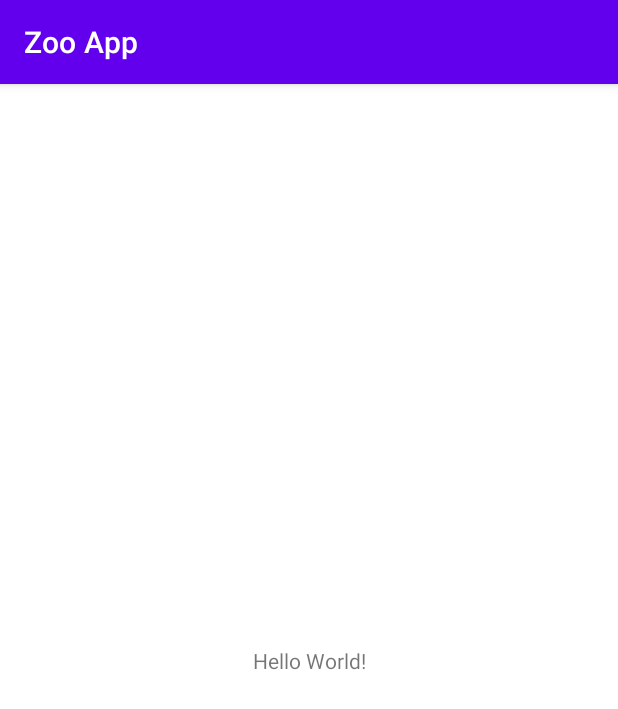
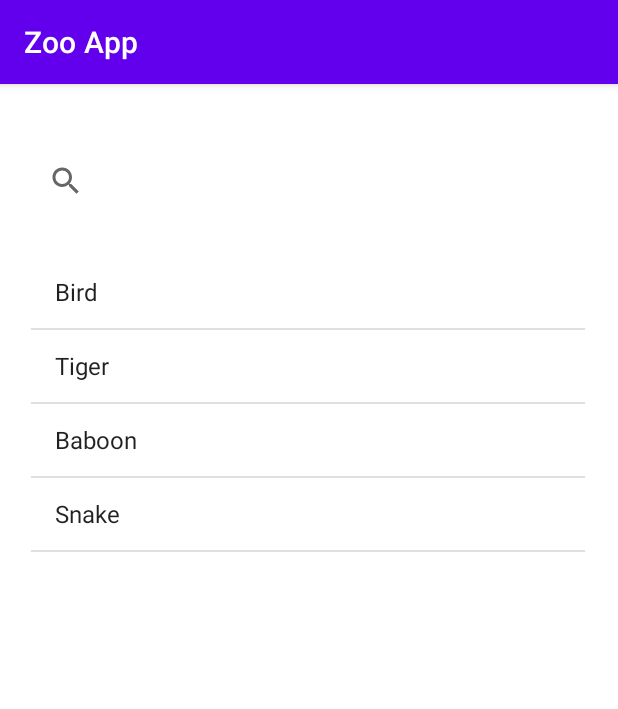
Before and after one commit to CSE-110-Spring-2022/zooseeker-cse-110-team-4, an Android app: the screen it shows after launch (MainActivity), on a phone screen of 412 x 824 dp. Shown: the top 709 px of the screen. Run offline under Robolectric (Android 15) with nearby library versions, the phone set to English and light mode, and no system bars.

Commit message:
First commit

```diff
--- a/app/src/main/java/com/example/zooapp/MainActivity.java
+++ b/app/src/main/java/com/example/zooapp/MainActivity.java
@@ -3,12 +3,52 @@ package com.example.zooapp;
 import androidx.appcompat.app.AppCompatActivity;
 
 import android.os.Bundle;
+import android.view.Menu;
+import android.view.MenuItem;
+import android.widget.ArrayAdapter;
+import android.widget.ListView;
+import android.widget.SearchView;
+
+import java.util.Arrays;
+import java.util.List;
 
 public class MainActivity extends AppCompatActivity {
 
+    public final List<String> animalList = Arrays.asList("Bird", "Tiger", "Baboon", "Snake");
     @Override
     protected void onCreate(Bundle savedInstanceState) {
         super.onCreate(savedInstanceState);
         setContentView(R.layout.activity_main);
+
+        SearchView searchBar = findViewById(R.id.searchBar);
+        ListView listView = findViewById(R.id.listView);
+        ArrayAdapter<String> adapter = new ArrayAdapter(this, android.R.layout.simple_list_item_1, animalList);
+
+        listView.setAdapter(adapter);
+        searchBar.setOnQueryTextListener(new SearchView.OnQueryTextListener(){
+            public boolean onQueryTextSubmit(String s)
+            {
+                searchBar.clearFocus();
+                if (animalList.contains(s))
+                    adapter.getFilter().filter(s);
+
+                return false;
+            }
+
+            @Override
+            public boolean onQueryTextChange(String s) {
+                adapter.getFilter().filter(s);
+                return false;
+            }
+        });
+
     }
+
+    /*public boolean onCreatedOptionMenu(Menu menu)
+    {
+        getMenuInflater().inflate(R.menu.menu_main, menu);
+        MenuItem menuItems = menu.findItem(R.id.searchBar);
+
+        return super.onCreateOptionsMenu(menu);
+    } */
 }
--- a/app/src/main/res/layout/activity_main.xml
+++ b/app/src/main/res/layout/activity_main.xml
@@ -1,4 +1,5 @@
 <?xml version="1.0" encoding="utf-8"?>
+
 <androidx.constraintlayout.widget.ConstraintLayout xmlns:android="http://schemas.android.com/apk/res/android"
     xmlns:app="http://schemas.android.com/apk/res-auto"
     xmlns:tools="http://schemas.android.com/tools"
@@ -6,13 +7,28 @@
     android:layout_height="match_parent"
     tools:context=".MainActivity">
 
-    <TextView
-        android:layout_width="wrap_content"
-        android:layout_height="wrap_content"
-        android:text="Hello World!"
-        app:layout_constraintBottom_toBottomOf="parent"
-        app:layout_constraintLeft_toLeftOf="parent"
-        app:layout_constraintRight_toRightOf="parent"
+
+    <SearchView
+        android:id="@+id/searchBar"
+        android:layout_width="372dp"
+        android:layout_height="49dp"
+        android:layout_marginStart="20dp"
+        android:layout_marginTop="40dp"
+        android:layout_marginEnd="19dp"
+        app:layout_constraintEnd_toEndOf="parent"
+        app:layout_constraintHorizontal_bias="0.0"
+        app:layout_constraintStart_toStartOf="parent"
         app:layout_constraintTop_toTopOf="parent" />
 
+    <ListView
+        android:id="@+id/listView"
+        android:layout_width="369dp"
+        android:layout_height="467dp"
+        android:layout_marginStart="20dp"
+        android:layout_marginTop="25dp"
+        android:layout_marginEnd="22dp"
+        app:layout_constraintEnd_toEndOf="parent"
+        app:layout_constraintStart_toStartOf="parent"
+        app:layout_constraintTop_toBottomOf="@+id/searchBar" />
+
 </androidx.constraintlayout.widget.ConstraintLayout>
```
